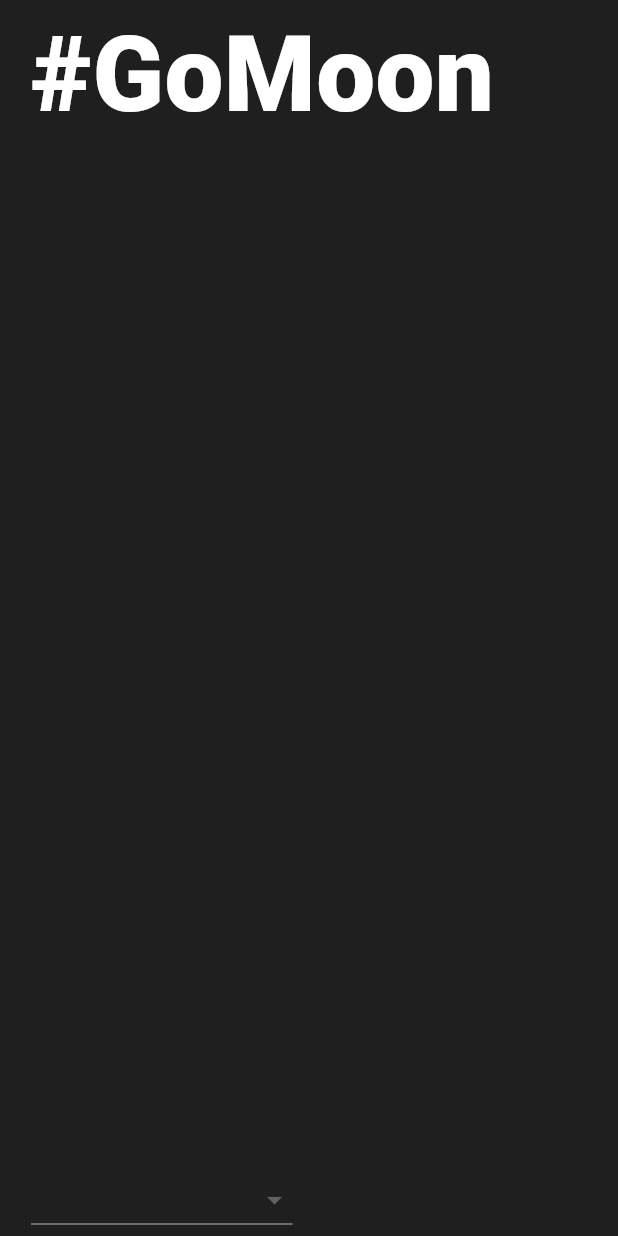
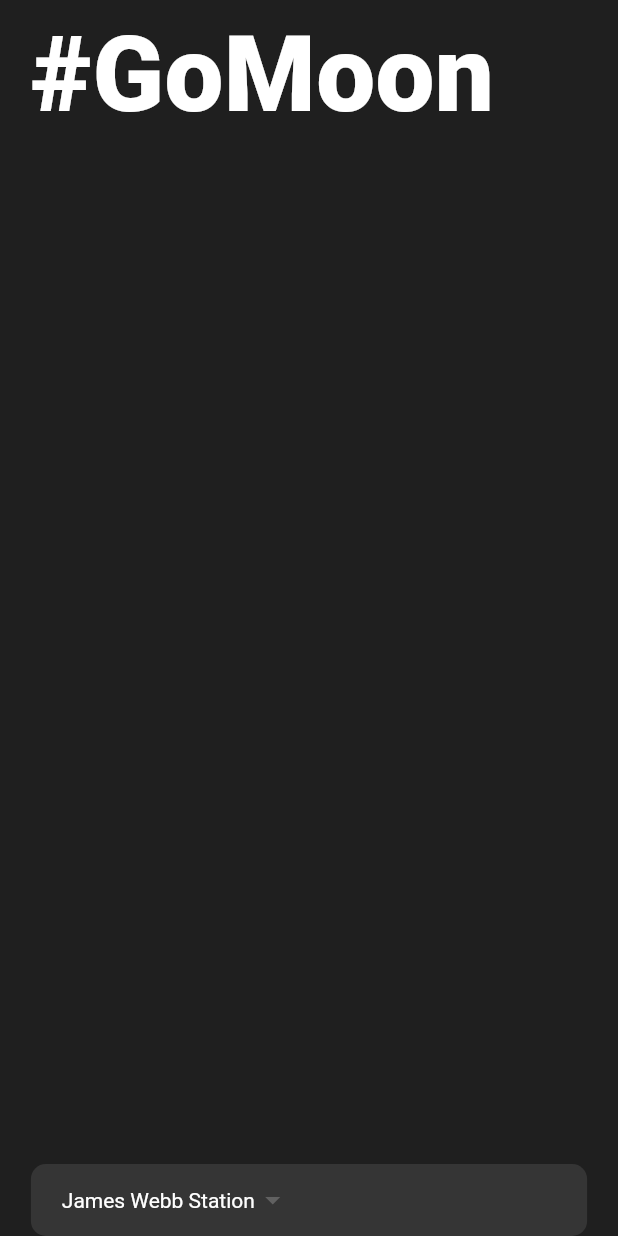
Before and after one commit to elyse502/flutter-projects, a Flutter app: the screen it shows after launch, on a phone screen of 412 x 824 dp. Run offline on Flutter 3.47's test engine with Material 3 defaults, Android fonts, the phone set to English and light mode, and no system bars.

Commit message:
feat: Add all about Widget Styling

```diff
--- a/go_moon/lib/pages/home_page.dart
+++ b/go_moon/lib/pages/home_page.dart
@@ -50,12 +50,24 @@
   }
 
   Widget _destinationDropDownWidget() {
-    List<DropdownMenuItem<String>> _items =
-        ['James Webb Station', 'Preneure Station'].map((e) {
+    List<String> _items = ['James Webb Station', 'Preneure Station'];
+    return Container(
+      padding: EdgeInsets.symmetric(horizontal: _deviceWidth * 0.05),
+      width: _deviceWidth,
+      decoration: BoxDecoration(
+        color: const Color.fromRGBO(53, 53, 53, 1.0),
+        borderRadius: BorderRadius.circular(10),
+      ),
+      child: DropdownButton(
+        value: _items.first,
+        onChanged: (_) {},
+        items: _items.map((e) {
           return DropdownMenuItem(child: Text(e), value: e);
-        }).toList();
-    return Container(
-      child: DropdownButton(onChanged: (_) {}, items: _items),
+        }).toList(),
+        underline: Container(),
+        dropdownColor: const Color.fromRGBO(53, 53, 53, 1.0),
+        style: const TextStyle(color: Colors.white),
+      ),
     );
   }
 }
```
